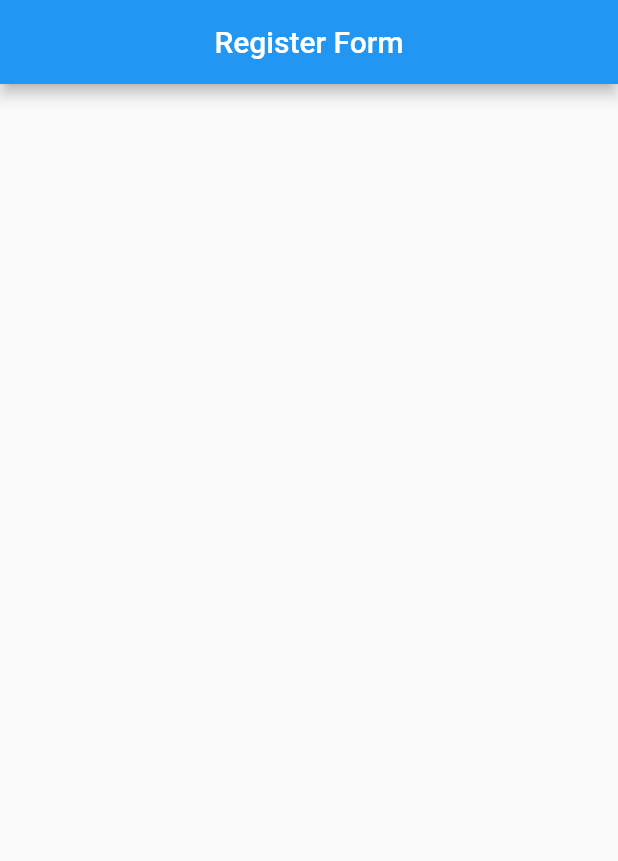
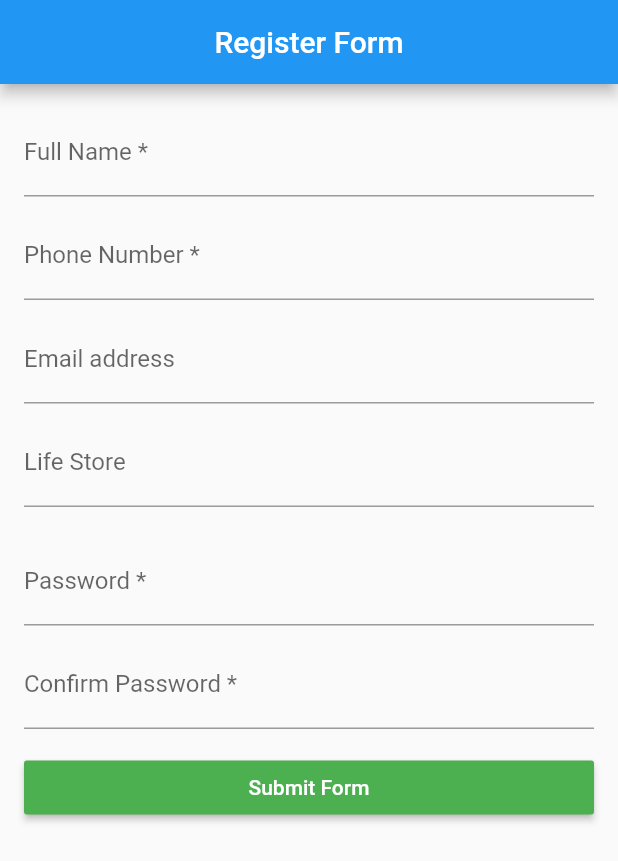
Before and after one commit to YanaLugina/flutter_register_form, a Flutter app: the screen it shows after launch, on a phone screen of 412 x 824 dp. Shown: the top 861 px of the screen. Run offline on Flutter 3.47's test engine with Material 2 defaults, Android fonts, the phone set to English and light mode, and no system bars.

Commit message:
added fields and submit button in form

```diff
--- a/lib/pages/register_form_page.dart
+++ b/lib/pages/register_form_page.dart
@@ -17,7 +17,52 @@ class _RegisterFormPageState extends State<RegisterFormPage> {
         child: ListView(
           padding: EdgeInsets.all(16.0),
           children: <Widget>[
-
+            TextField(
+              decoration: InputDecoration(
+                labelText: 'Full Name *'
+              ),
+            ),
+            SizedBox(height: 10.0,),
+            TextFormField(
+              decoration: InputDecoration(
+                labelText: 'Phone Number *'
+              ),
+            ),
+            SizedBox(height: 10.0,),
+            TextFormField(
+              decoration: InputDecoration(
+                labelText: 'Email address'
+              ),
+            ),
+            SizedBox(height: 10.0,),
+            TextFormField(
+              decoration: InputDecoration(
+                labelText: 'Life Store'
+              ),
+            ),
+            SizedBox(height: 20.0,),
+            TextFormField(
+              decoration: InputDecoration(
+                labelText: 'Password *'
+              ),
+            ),
+            SizedBox(height: 10.0,),
+            TextFormField(
+              decoration: InputDecoration(
+                labelText: 'Confirm Password *'
+              ),
+            ),
+            SizedBox(height: 15.0,),
+            RaisedButton(
+              onPressed: () {},
+              color: Colors.green,
+              child: Text(
+                'Submit Form',
+                style: TextStyle(
+                  color: Colors.white,
+                )
+              ),
+            ),
           ],
         ),
       ),
```
Also changed, not shown: 2 other files.
